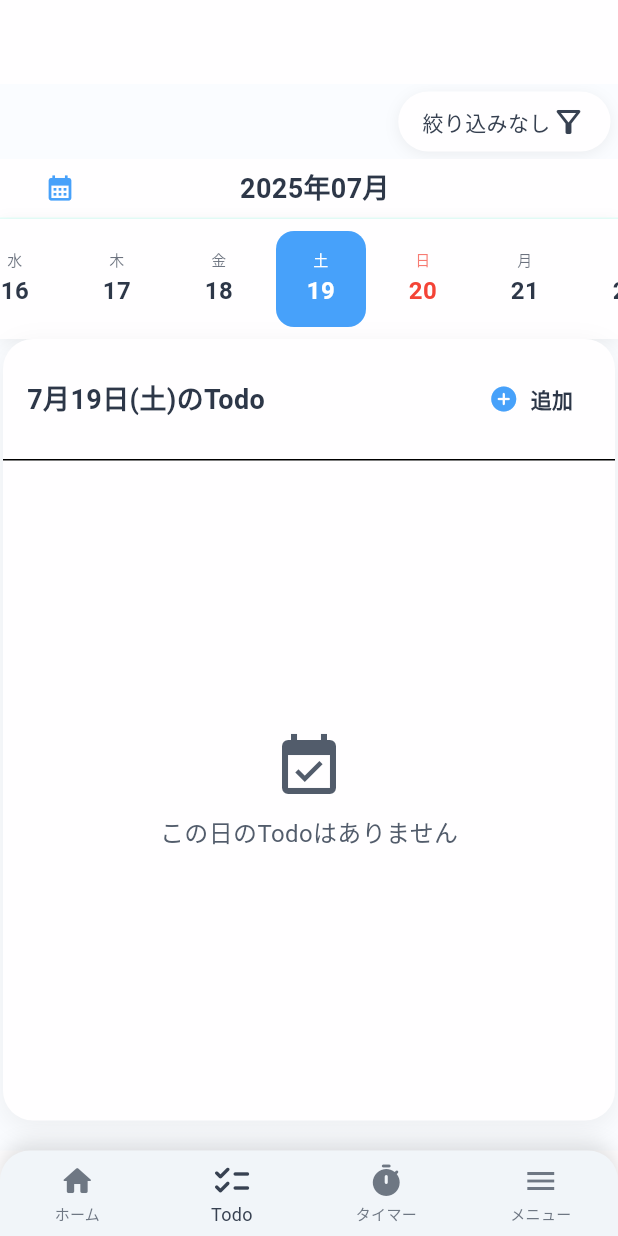
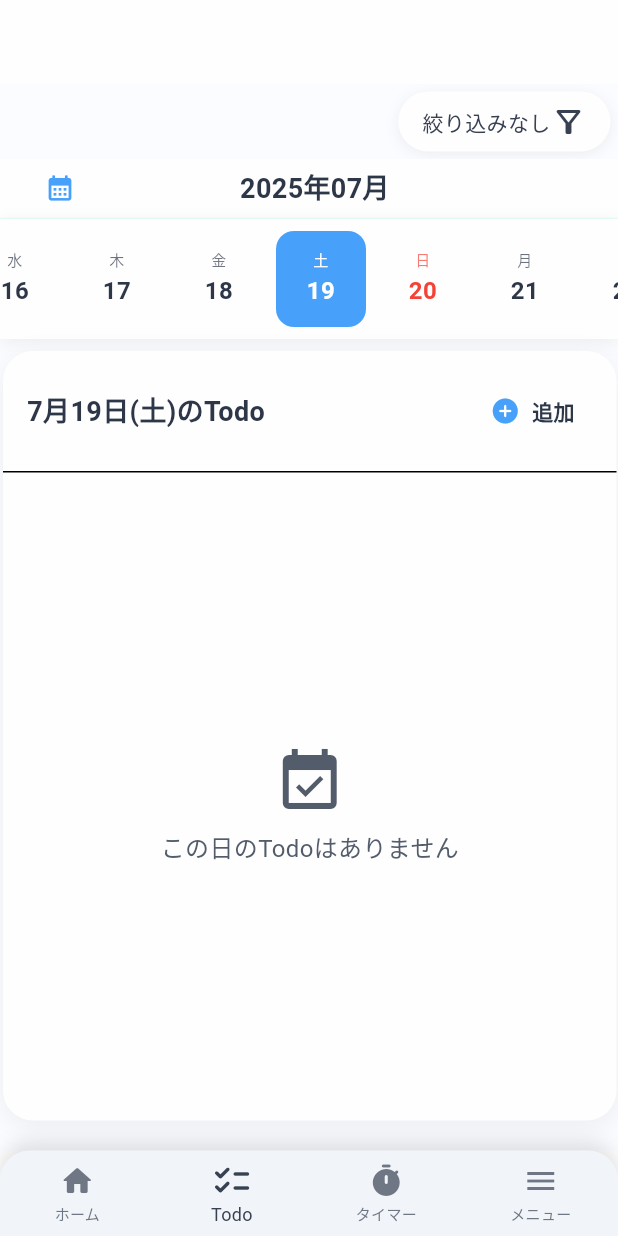
Before and after one commit to tkwest3143/solo-app, a Flutter app: the CalendarPage screen opened by its route, after a tap on "19", on a phone screen of 412 x 824 dp. Run offline on Flutter 3.47's test engine with Material 3 defaults, Android fonts, the light colour scheme and no system bars; our stand-ins replace audioplayers, drift, flutter_hooks, flutter_local_notifications, freezed_annotation, go_router and 6 more; accounts and stored records are empty; generated files the repository leaves out were written again; network calls fail; statements that could not run were skipped.

Commit message:
ホームのルーティングとTodo追加を修正￥

```diff
--- a/lib/screen/pages/calendar.dart
+++ b/lib/screen/pages/calendar.dart
@@ -13,12 +13,14 @@ import 'package:solo/models/todo_model.dart';
 import 'package:solo/utilities/date.dart';
 
 class CalendarPage extends HookConsumerWidget {
-  const CalendarPage({super.key});
+  final DateTime? initialDate;
+
+  const CalendarPage({super.key, this.initialDate});
 
   @override
   Widget build(BuildContext context, WidgetRef ref) {
-    final selectedDay = useState<DateTime>(DateTime.now());
-    final focusedDay = useState<DateTime>(DateTime.now());
+    final selectedDay = useState<DateTime>(initialDate ?? DateTime.now());
+    final focusedDay = useState<DateTime>(initialDate ?? DateTime.now());
     final selectedCategory = useState<int?>(null);
     final selectedStatus = useState<String?>(null);
     final todoService = useMemoized(() => TodoService());
@@ -26,7 +28,7 @@ class CalendarPage extends HookConsumerWidget {
 
     // 新しいUI状態管理
     final isDateListView =
-        useState<bool>(false); // false: カレンダー表示, true: 日付リスト表示
+        useState<bool>(initialDate != null); // initialDateがある場合は日付リスト表示
 
     void refreshTodos() {
       refreshKey.value++;
@@ -1014,7 +1016,7 @@ class CalendarPage extends HookConsumerWidget {
         // Todo一覧
         Expanded(
           child: Container(
-            margin: const EdgeInsets.symmetric(horizontal: 2),
+            margin: const EdgeInsets.only(top: 8, left: 2, right: 1),
             decoration: BoxDecoration(
               borderRadius: BorderRadius.circular(20),
               color: Theme.of(context).colorScheme.surface,
@@ -1078,6 +1080,7 @@ class CalendarPage extends HookConsumerWidget {
                   ),
                 ),
                 const Divider(height: 1),
+                const SizedBox(height: 12),
 
                 // Todo一覧
                 Expanded(
--- a/lib/screen/router.dart
+++ b/lib/screen/router.dart
@@ -40,7 +40,13 @@ class RouterDefinition {
   static Route todoList = Route(
       path: '/todo-list',
       name: '/todo-list',
-      builder: (context, state) => BulderWidget(child: const CalendarPage()));
+      builder: (context, state) => BulderWidget(
+            child: CalendarPage(
+              initialDate: state.uri.queryParameters['date'] != null
+                  ? DateTime.tryParse(state.uri.queryParameters['date']!)
+                  : null,
+            ),
+          ));
 
   static Route settings = Route(
       path: '/settings',
```
Also changed, not shown: lib/screen/widgets/home.dart (+11 -8 lines), lib/screen/widgets/todo/multi_step_add_todo_dialog.dart (+19 -4 lines).
